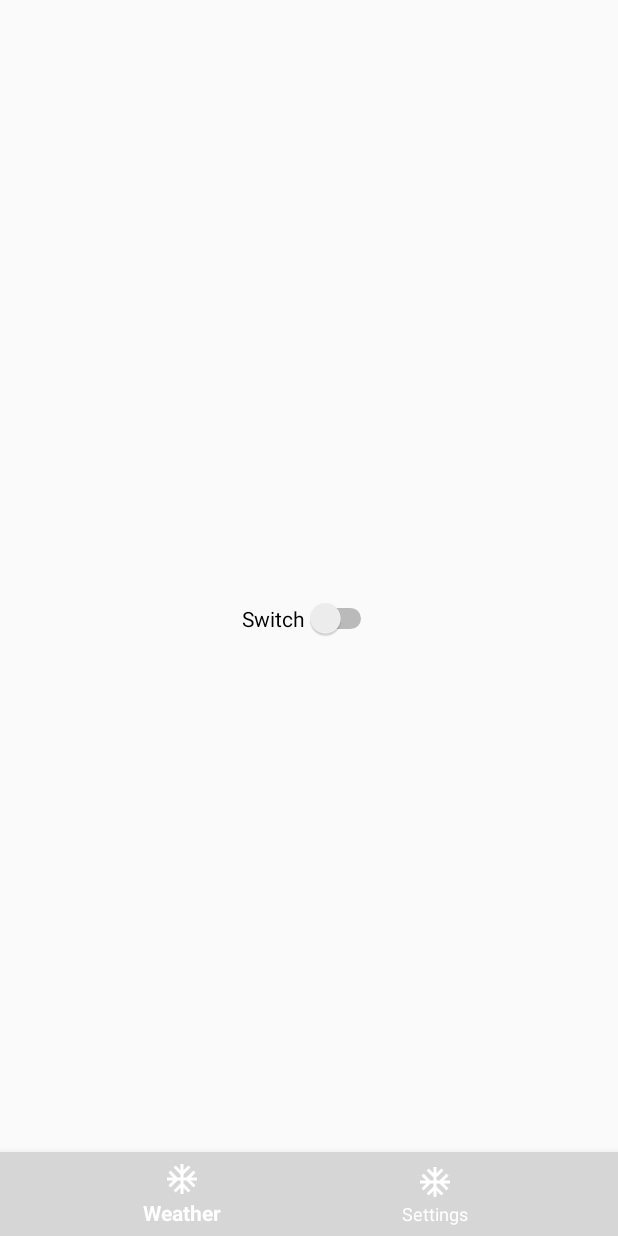
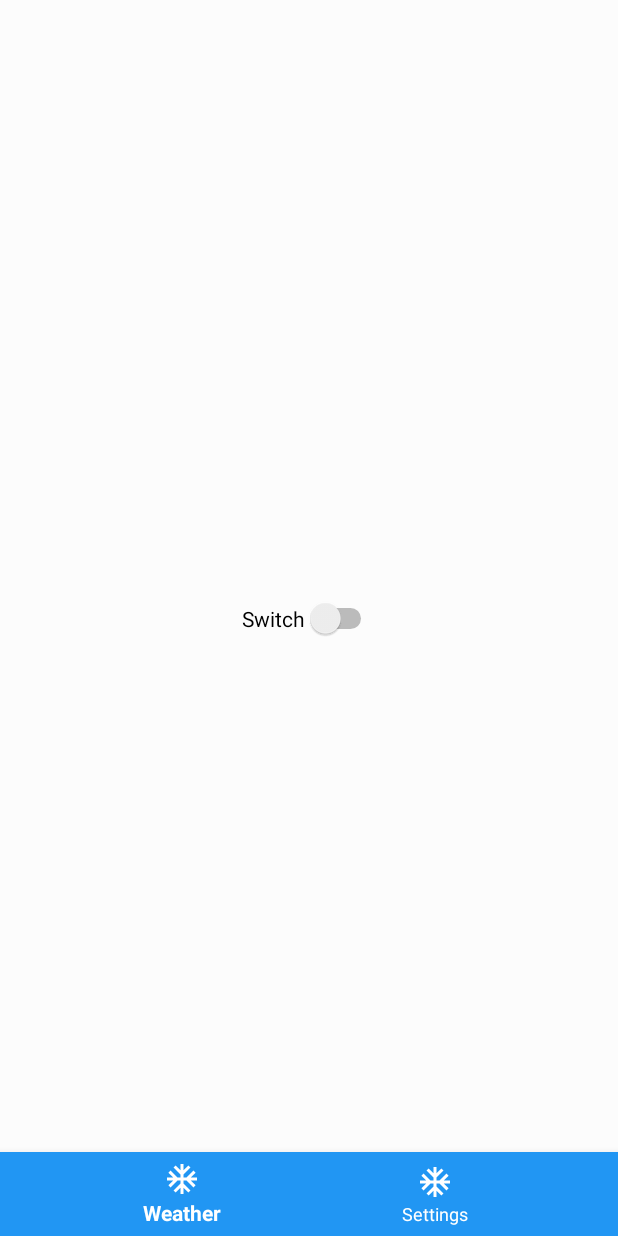
Before and after one commit to tomvarga620/androidProject, an Android app: the screen it shows after launch (SettingsActivity), item 2 of the bottom bar chosen, on a phone screen of 412 x 824 dp. Run offline under Robolectric (Android 15) with nearby library versions, the phone set to English and light mode, and no system bars.

Commit message:
fixed dark mode

```diff
--- a/WeatherApp/app/src/main/java/com/example/weatherapp/MainActivity.java
+++ b/WeatherApp/app/src/main/java/com/example/weatherapp/MainActivity.java
@@ -21,8 +21,13 @@ public class MainActivity extends AppCompatActivity {
     @Override
     protected void onCreate(Bundle savedInstanceState) {
 
+        if(AppCompatDelegate.getDefaultNightMode() == AppCompatDelegate.MODE_NIGHT_YES){
+            setTheme(R.style.darktheme);
+        }else {
+            setTheme(R.style.AppTheme);
+        }
+
         super.onCreate(savedInstanceState);
-        AppCompatDelegate.setDefaultNightMode(getDefaultNightMode());
         setContentView(R.layout.activity_main);
 
         BottomNavigationView bottomNav = findViewById(R.id.bottom_navigation);
--- a/WeatherApp/app/src/main/java/com/example/weatherapp/SettingsActivity.java
+++ b/WeatherApp/app/src/main/java/com/example/weatherapp/SettingsActivity.java
@@ -16,22 +16,36 @@ import android.widget.Toast;
 
 import com.google.android.material.bottomnavigation.BottomNavigationView;
 
-
-
-public class SettingsActivity extends AppCompatActivity implements CompoundButton.OnCheckedChangeListener {
-
-    Switch switchDarkMode = null;
+public class SettingsActivity extends AppCompatActivity {
 
     @Override
     protected void onCreate(Bundle savedInstanceState) {
 
-        AppCompatDelegate.setDefaultNightMode(AppCompatDelegate.MODE_NIGHT_NO);
+        if(AppCompatDelegate.getDefaultNightMode() == AppCompatDelegate.MODE_NIGHT_YES){
+            setTheme(R.style.darktheme);
+        }else {
+            setTheme(R.style.AppTheme);
+        }
 
         super.onCreate(savedInstanceState);
         setContentView(R.layout.activity_settings);
 
-        switchDarkMode = findViewById(R.id.switchDarkMode);
-        switchDarkMode.setOnCheckedChangeListener(this);
+        Switch switchDarkMode = findViewById(R.id.switchDarkMode);
+        if(AppCompatDelegate.getDefaultNightMode() == AppCompatDelegate.MODE_NIGHT_YES){
+            switchDarkMode.setChecked(true);
+        }
+        switchDarkMode.setOnCheckedChangeListener(new CompoundButton.OnCheckedChangeListener() {
+            @Override
+            public void onCheckedChanged(CompoundButton buttonView, boolean isChecked) {
+                if(isChecked){
+                    AppCompatDelegate.setDefaultNightMode(AppCompatDelegate.MODE_NIGHT_YES);
+                    restart();
+                }else{
+                    AppCompatDelegate.setDefaultNightMode(AppCompatDelegate.MODE_NIGHT_NO);
+                    restart();
+                }
+            }
+        });
 
         BottomNavigationView bottomNav = findViewById(R.id.bottom_navigation);
         bottomNav.setOnNavigationItemSelectedListener(new BottomNavigationView.OnNavigationItemSelectedListener() {
@@ -55,21 +69,12 @@ public class SettingsActivity extends AppCompatActivity implements CompoundButto
         });
     }
 
-    @Override
-    public void onCheckedChanged(CompoundButton buttonView, boolean isChecked) {
-        if(isChecked){
-            SharedPreferences sharedPref = getSharedPreferences("Preference", Context.MODE_PRIVATE);
-            SharedPreferences.Editor editor = sharedPref.edit();
-            editor.putBoolean("switchDarkMode",true);
-            editor.apply();
-            getDelegate().setLocalNightMode(AppCompatDelegate.MODE_NIGHT_YES);
-        } else {
-            SharedPreferences sharedPref = getSharedPreferences("Preference", Context.MODE_PRIVATE);
-            SharedPreferences.Editor editor = sharedPref.edit();
-            editor.putBoolean("switchDarkMode",false);
-            editor.apply();
-            getDelegate().setLocalNightMode(AppCompatDelegate.MODE_NIGHT_NO);
-        }
+    private void restart() {
+        Intent i = new Intent(getApplicationContext(),SettingsActivity.class);
+        startActivity(i);
+        finish();
+
     }
 
+
 }
--- a/WeatherApp/app/src/main/res/layout/activity_settings.xml
+++ b/WeatherApp/app/src/main/res/layout/activity_settings.xml
@@ -4,7 +4,8 @@
     xmlns:tools="http://schemas.android.com/tools"
     android:layout_width="match_parent"
     android:layout_height="match_parent"
-    tools:context=".SettingsActivity">
+    tools:context=".SettingsActivity"
+    android:background="?attr/backgroundColor">
 
     <Switch
         android:id="@+id/switchDarkMode"
@@ -22,7 +23,7 @@
         android:layout_width="match_parent"
         android:layout_height="wrap_content"
         android:layout_alignParentBottom="true"
-        android:background="@color/colorPrimary"
+        android:background="?attr/buttoncolor"
         app:itemIconTint="@android:color/white"
         app:itemTextColor="@drawable/nav_item_color_state"
         app:layout_constraintBottom_toBottomOf="parent"
--- a/WeatherApp/app/src/main/res/values/styles.xml
+++ b/WeatherApp/app/src/main/res/values/styles.xml
@@ -1,9 +1,26 @@
 <resources>
-    <!-- Base application theme. -->
-    <style name="AppTheme" parent="Theme.AppCompat.DayNight.NoActionBar">
+    <style name="AppTheme" parent="Theme.AppCompat.Light.NoActionBar">
         <!-- Customize your theme here. -->
-        <item name="colorPrimary">@color/colorPrimary</item>
-        <item name="colorPrimaryDark">@color/colorPrimaryDark</item>
+        <item name="colorPrimary">#2196F3</item>
+        <item name="colorPrimaryDark">#1976D2</item>
         <item name="colorAccent">@color/colorAccent</item>
+        <item name="backgroundColor">#fcfcfc</item>
+        <item name="cardbackground">#ffffff</item>
+        <item name="textcolor">#808080</item>
+        <item name="tintcolor">#000000</item>
+        <item name="buttoncolor">#2196F3</item>
     </style>
+
+    <style name="darktheme" parent="Theme.AppCompat.Light.NoActionBar">
+        <!-- Customize your theme here. -->
+        <item name="colorPrimary">#212121</item>
+        <item name="colorPrimaryDark">#000000</item>
+        <item name="colorAccent">@color/colorAccent</item>
+        <item name="backgroundColor">#303030</item>
+        <item name="cardbackground">#424242</item>
+        <item name="textcolor">#ffffff</item>
+        <item name="tintcolor">#ffffff</item>
+        <item name="buttoncolor">#2196F3</item>
+    </style>
+
 </resources>
```
Also changed, not shown: WeatherApp/app/src/main/res/layout/activity_main.xml (+5 -4 lines), WeatherApp/app/src/main/res/values/attrs.xml (added, +10 -0 lines).
